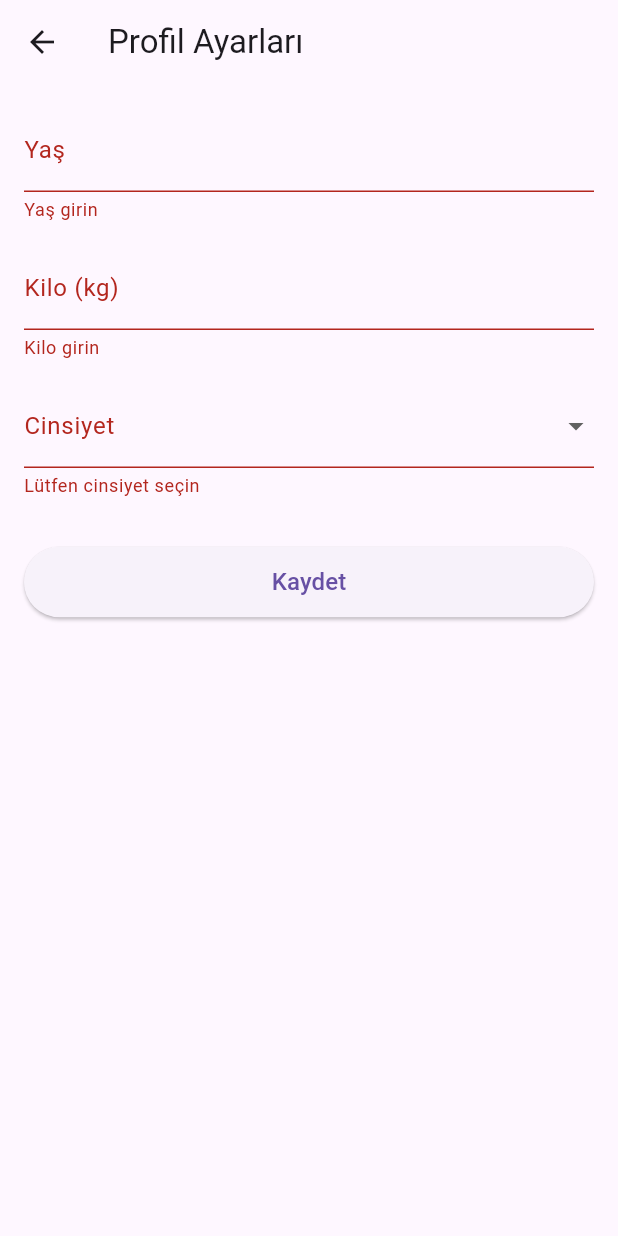
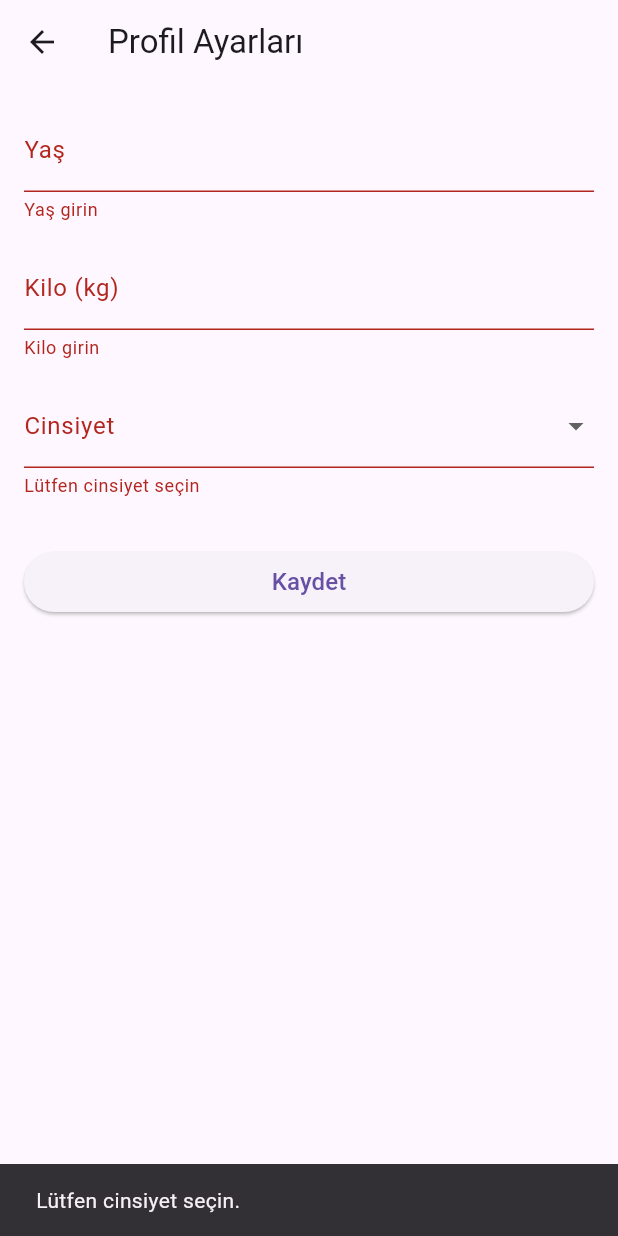
Before and after one commit to yafurkan/suu-water-tracker, a Flutter app: the ProfileScreen screen opened directly, after a tap on "Kaydet", on a phone screen of 412 x 824 dp. Run offline on Flutter 3.47's test engine with Material 3 defaults, Android fonts, the light colour scheme and no system bars; our stand-ins replace awesome_notifications, fl_chart, shared_preferences; accounts and stored records are empty.

Commit message:
Ana yüzler eklendi ve v1.0 için hazırlandı

```diff
--- a/lib/main.dart
+++ b/lib/main.dart
@@ -5,7 +5,6 @@ import 'screens/water_tracker_screen.dart';
 Future<void> main() async {
   WidgetsFlutterBinding.ensureInitialized();
 
-  // 🔔 Awesome Notifications başlatma
   await AwesomeNotifications().initialize(
     null,
     [
@@ -17,15 +16,12 @@ Future<void> main() async {
         channelShowBadge: true,
       ),
     ],
-    debug: true,
   );
 
-  // 📲 İzin iste
   if (!await AwesomeNotifications().isNotificationAllowed()) {
     await AwesomeNotifications().requestPermissionToSendNotifications();
   }
 
-  // ⏰ Saatlik periyodik bildirim planla
   await AwesomeNotifications().createNotification(
     content: NotificationContent(
       id: 1,
--- a/lib/screens/profile_screen.dart
+++ b/lib/screens/profile_screen.dart
@@ -12,7 +12,7 @@ class _ProfileScreenState extends State<ProfileScreen> {
     final _formKey = GlobalKey<FormState>();
     final _ageCtrl = TextEditingController();
     final _weightCtrl = TextEditingController();
-  String? _gender; // "male" veya "female"
+    String? _gender;
 
     @override
     void initState() {
@@ -22,33 +22,26 @@ class _ProfileScreenState extends State<ProfileScreen> {
 
     Future<void> _loadProfile() async {
         final prefs = await SharedPreferences.getInstance();
-
-    final savedAge = prefs.getInt('age');
-    final savedWeight = prefs.getDouble('weight');
-    final savedGender = prefs.getString('gender');
-
         setState(() {
-      _ageCtrl.text = savedAge?.toString() ?? '';
-      _weightCtrl.text = savedWeight?.toString() ?? '';
-      _gender = savedGender;
+            _ageCtrl.text = prefs.getInt('age')?.toString() ?? '';
+            _weightCtrl.text = prefs.getDouble('weight')?.toString() ?? '';
+            _gender = prefs.getString('gender');
         });
     }
 
     Future<void> _saveProfile() async {
-    if (!_formKey.currentState!.validate()) return;
+        if (!_formKey.currentState!.validate() || _gender == null) {
             if (_gender == null) {
                 ScaffoldMessenger.of(context).showSnackBar(
                     const SnackBar(content: Text('Lütfen cinsiyet seçin.')),
                 );
+            }
             return;
         }
-
         final prefs = await SharedPreferences.getInstance();
         await prefs.setInt('age', int.parse(_ageCtrl.text));
         await prefs.setDouble('weight', double.parse(_weightCtrl.text));
         await prefs.setString('gender', _gender!);
-
-    // Geri dönerken "true" döndürelim ki diğer ekranda yeniden yükleme tetiklensin
         Navigator.pop(context, true);
     }
 
@@ -63,12 +56,10 @@ class _ProfileScreenState extends State<ProfileScreen> {
     Widget build(BuildContext context) {
         return Scaffold(
             appBar: AppBar(title: const Text('Profil Ayarları')),
-      body: SafeArea(
-        child: Padding(
+            body: Padding(
                 padding: const EdgeInsets.all(16),
                 child: Form(
                     key: _formKey,
-            child: SingleChildScrollView(
                     child: Column(
                         crossAxisAlignment: CrossAxisAlignment.stretch,
                         children: [
@@ -79,7 +70,6 @@ class _ProfileScreenState extends State<ProfileScreen> {
                                     hintText: 'Örn. 30',
                                 ),
                                 keyboardType: TextInputType.number,
-                    textInputAction: TextInputAction.next,
                                 validator: (v) {
                                     if (v == null || v.isEmpty) return 'Yaş girin';
                                     final a = int.tryParse(v);
@@ -94,9 +84,7 @@ class _ProfileScreenState extends State<ProfileScreen> {
                                     labelText: 'Kilo (kg)',
                                     hintText: 'Örn. 70.5',
                                 ),
-                    keyboardType:
-                        const TextInputType.numberWithOptions(decimal: true),
-                    textInputAction: TextInputAction.done,
+                                keyboardType: const TextInputType.numberWithOptions(decimal: true),
                                 validator: (v) {
                                     if (v == null || v.isEmpty) return 'Kilo girin';
                                     final w = double.tryParse(v);
@@ -113,20 +101,14 @@ class _ProfileScreenState extends State<ProfileScreen> {
                                     DropdownMenuItem(value: 'female', child: Text('Kadın')),
                                 ],
                                 onChanged: (v) => setState(() => _gender = v),
-                    validator: (v) =>
-                        v == null ? 'Lütfen cinsiyet seçin' : null,
+                                validator: (v) => v == null ? 'Lütfen cinsiyet seçin' : null,
                             ),
                             const SizedBox(height: 32),
                             ElevatedButton(
                                 onPressed: _saveProfile,
-                    child: const Padding(
-                      padding: EdgeInsets.symmetric(vertical: 12),
-                      child: Text('Kaydet', style: TextStyle(fontSize: 16)),
-                    ),
+                                child: const Text('Kaydet', style: TextStyle(fontSize: 16)),
                             ),
                         ],
-              ),
-            ),
                     ),
                 ),
             ),
--- a/lib/screens/statistics_screen.dart
+++ b/lib/screens/statistics_screen.dart
@@ -7,6 +7,7 @@ class StatisticsScreen extends StatelessWidget {
   @override
   Widget build(BuildContext context) {
     final data = [1200.0, 1500.0, 1700.0, 1600.0, 1800.0, 2000.0, 1900.0];
+    const days = ['Pzt','Sal','Çar','Per','Cum','Cmt','Paz'];
 
     return Scaffold(
       appBar: AppBar(title: const Text('İstatistikler'), centerTitle: true),
@@ -22,7 +23,6 @@ class StatisticsScreen extends StatelessWidget {
             Expanded(
               child: BarChart(
                 BarChartData(
-                  alignment: BarChartAlignment.spaceAround,
                   maxY: 2200,
                   titlesData: FlTitlesData(
                     leftTitles: AxisTitles(
@@ -31,10 +31,8 @@ class StatisticsScreen extends StatelessWidget {
                     bottomTitles: AxisTitles(
                       sideTitles: SideTitles(
                         showTitles: true,
-                        getTitlesWidget: (value, meta) {
-                          const days = ['Pzt','Sal','Çar','Per','Cum','Cmt','Paz'];
-                          return Text(days[value.toInt()]);
-                        },
+                        getTitlesWidget: (value, _) =>
+                            Text(days[value.toInt()]),
                         interval: 1,
                       ),
                     ),
--- a/lib/screens/water_tracker_screen.dart
+++ b/lib/screens/water_tracker_screen.dart
@@ -54,7 +54,7 @@ class _WaterTrackerScreenState extends State<WaterTrackerScreen> {
   }
 
   void _addDrink(String type) {
-    int addedWater = type == 'coffee' ? 200 : 200;
+    int addedWater = 200;
     int addedCaffeine = type == 'coffee' ? 95 : 47;
     setState(() {
       _waterConsumed = (_waterConsumed + addedWater).clamp(0, _dailyGoal);
@@ -121,7 +121,6 @@ class _WaterTrackerScreenState extends State<WaterTrackerScreen> {
         padding: const EdgeInsets.all(16),
         child: Column(
           children: [
-            // --- su hedefi göstergesi
             const Text('Günlük Su Hedefi', style: TextStyle(fontSize: 20, fontWeight: FontWeight.bold)),
             const SizedBox(height: 10),
             SizedBox(
@@ -135,7 +134,6 @@ class _WaterTrackerScreenState extends State<WaterTrackerScreen> {
               ),
             ),
             const SizedBox(height: 30),
-            // --- kafein göstergesi
             const Text('Günlük Kafein Takip', style: TextStyle(fontSize: 20, fontWeight: FontWeight.bold)),
             const SizedBox(height: 10),
             SizedBox(
@@ -149,7 +147,6 @@ class _WaterTrackerScreenState extends State<WaterTrackerScreen> {
               ),
             ),
             const SizedBox(height: 30),
-            // --- buton satırı
             SingleChildScrollView(
               scrollDirection: Axis.horizontal,
               padding: const EdgeInsets.symmetric(horizontal: 16),
--- a/pubspec.yaml
+++ b/pubspec.yaml
@@ -9,17 +9,14 @@ environment:
 dependencies:
   flutter:
     sdk: flutter
-
   cupertino_icons: ^1.0.8
   shared_preferences: ^2.5.3
   awesome_notifications: ^0.10.1
   fl_chart: 0.50.1
 
-
 dev_dependencies:
   flutter_test:
     sdk: flutter
-  flutter_lints: ^5.0.0
 
 flutter:
   uses-material-design: true
```
Also changed, not shown: pubspec.lock. Lines whose indentation alone changed are shown as unchanged.
